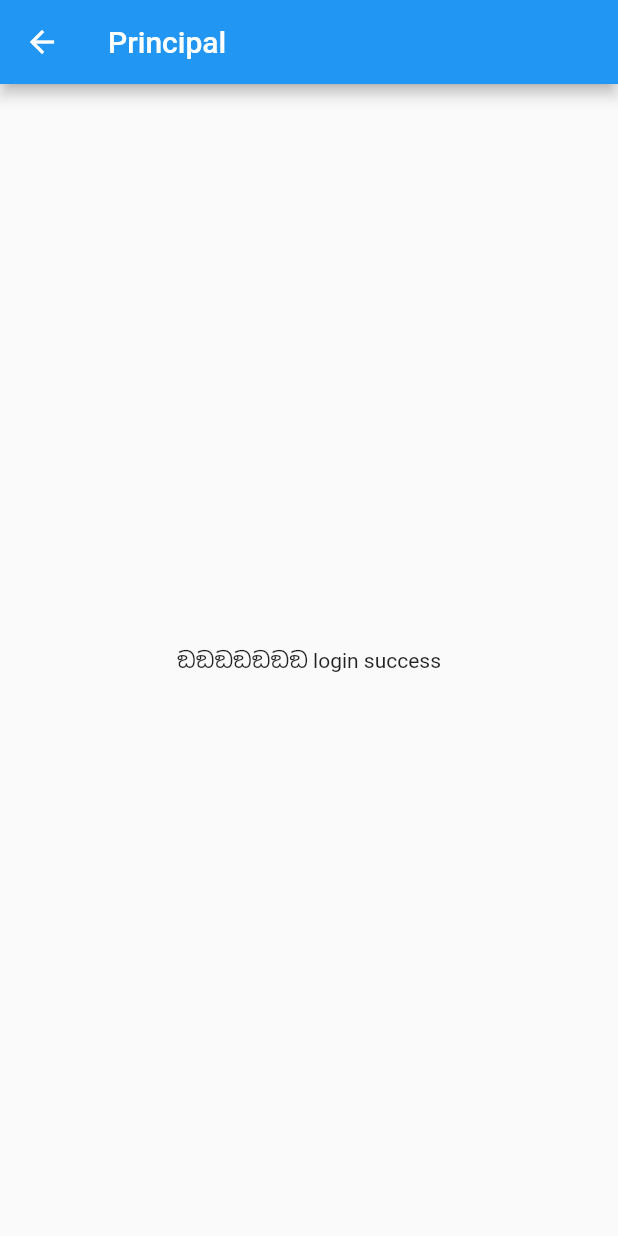
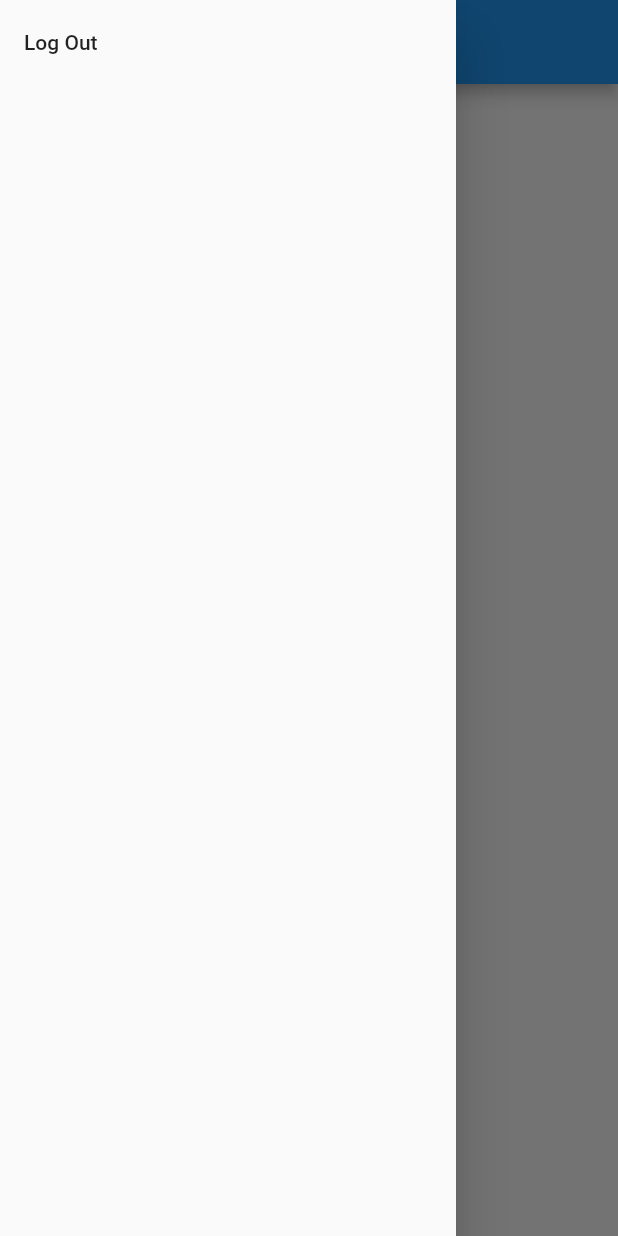
Before and after one commit to CitreaStricta/proyecto_flutter_app, a Flutter app: the Principal screen opened directly, with the side drawer open (before the commit the screen has no drawer), on a phone screen of 412 x 824 dp. Run offline on Flutter 3.47's test engine with Material 2 defaults, Android fonts, the phone set to English and light mode, and no system bars; our stand-ins replace cool_alert, fluttertoast, shared_preferences; accounts and stored records are empty.

Commit message:
agregada la navbar y hacho algunos cambios

```diff
--- /dev/null
+++ b/lib/features/navbar.dart
@@ -0,0 +1,22 @@
+import 'dart:developer';
+
+import 'package:flutter/material.dart';
+import 'package:proyecto_apps/pages/login.dart';
+
+class navBar extends StatelessWidget {
+  const navBar({super.key});
+
+  @override
+  Widget build(BuildContext context) {
+    return Drawer(
+        child: ListView(
+      children: [
+        ListTile(
+          title: Text("Log Out"),
+          onTap: () => Navigator.push(
+              context, MaterialPageRoute(builder: (context) => login())),
+        )
+      ],
+    ));
+  }
+}
--- a/lib/main.dart
+++ b/lib/main.dart
@@ -1,5 +1,6 @@
 import 'package:flutter/material.dart';
 import 'package:proyecto_apps/pages/login.dart';
+import 'package:proyecto_apps/pages/principal.dart';
 
 void main() {
   runApp(const MyApp());
--- a/lib/pages/principal.dart
+++ b/lib/pages/principal.dart
@@ -1,5 +1,5 @@
 import 'package:flutter/material.dart';
-
+import 'package:proyecto_apps/features/navbar.dart';
 import '../global.dart';
 
 class Principal extends StatelessWidget {
@@ -8,11 +8,10 @@ class Principal extends StatelessWidget {
   @override
   Widget build(BuildContext context) {
     return Scaffold(
-        appBar: AppBar(
-          title: Text("Principal ${Global.login}"),
-        ),
-        body: Center(
-          child: Text("ඞඞඞඞඞඞඞ login success"),
-        ));
+      drawer: navBar(),
+      appBar: AppBar(
+        title: Text("Principal ${Global.login}"),
+      ),
+    );
   }
 }
```
Also changed, not shown: lib/pages/login.dart (+11 -1 lines).
